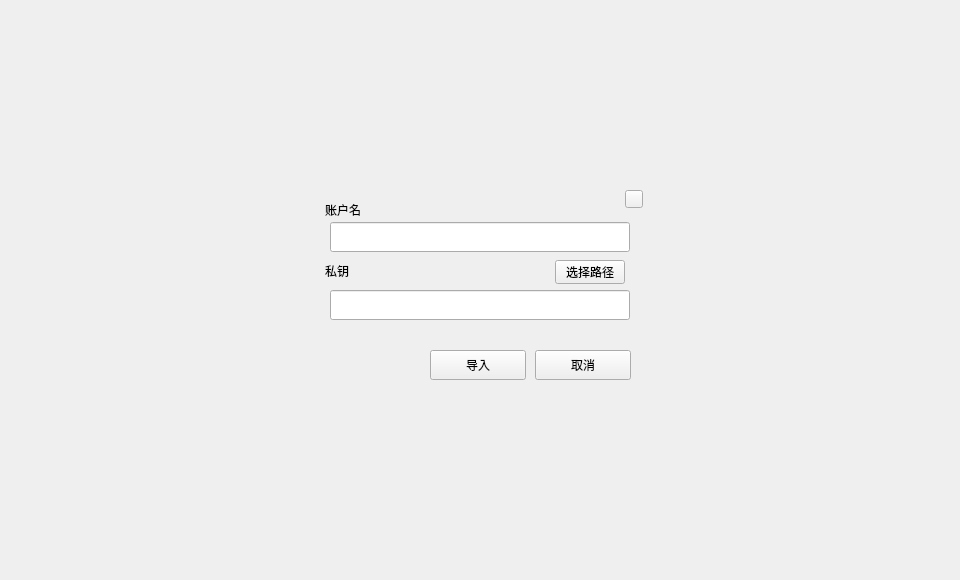
HcashOrg/hx-indicator, file LNKWallet/importdialog.ui: the form before one commit.
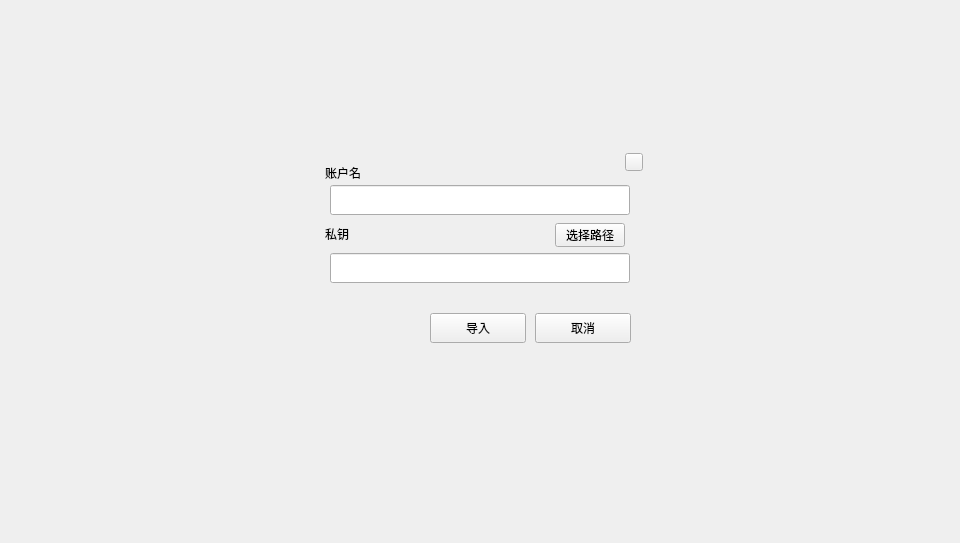
The form after the commit.

Commit message: import dialog

What changed in the file:
```diff
--- a/LNKWallet/importdialog.ui
+++ b/LNKWallet/importdialog.ui
@@ -7,7 +7,7 @@
     <x>0</x>
     <y>0</y>
     <width>960</width>
-    <height>580</height>
+    <height>543</height>
    </rect>
   </property>
   <property name="font">
@@ -24,14 +24,14 @@
      <x>0</x>
      <y>0</y>
      <width>960</width>
-     <height>580</height>
+     <height>543</height>
     </rect>
    </property>
    <widget class="QWidget" name="containerWidget" native="true">
     <property name="geometry">
      <rect>
       <x>290</x>
-      <y>170</y>
+      <y>133</y>
       <width>380</width>
       <height>240</height>
      </rect>
```
The commit also changes 1 other file.
